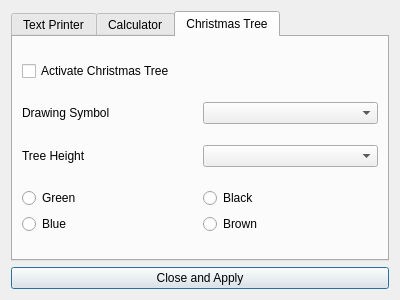
Old version of the form envs/gui_env/src/settings_dialog.ui in the repository bjuergens/automatic-gui-testing.
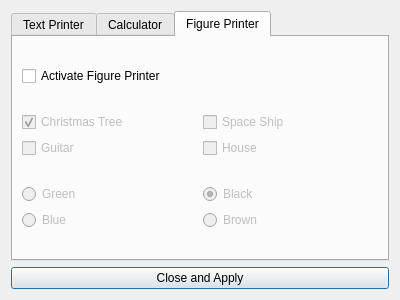
New version of the form. The open tabs and pages were chosen to show the change.

Commit message: Added Figure Printer as a third tab

```diff
--- a/envs/gui_env/src/settings_dialog.ui
+++ b/envs/gui_env/src/settings_dialog.ui
@@ -206,41 +206,68 @@
      </widget>
      <widget class="QWidget" name="christmas_tree_tab">
       <attribute name="title">
-       <string>Christmas Tree</string>
+       <string>Figure Printer</string>
       </attribute>
       <layout class="QVBoxLayout" name="verticalLayout_9">
        <item>
         <widget class="QCheckBox" name="activate_christams_tree_checkbox">
          <property name="text">
-          <string>Activate Christmas Tree</string>
+          <string>Activate Figure Printer</string>
          </property>
         </widget>
        </item>
        <item>
         <layout class="QHBoxLayout" name="horizontalLayout_5">
          <item>
-          <widget class="QLabel" name="label_2">
+          <layout class="QVBoxLayout" name="verticalLayout_13">
+           <item>
+            <widget class="QCheckBox" name="christmas_tree_checkbox">
+             <property name="enabled">
+              <bool>false</bool>
+             </property>
            <property name="text">
-            <string>Drawing Symbol</string>
-           </property>
+              <string>Christmas Tree</string>
+             </property>
+             <property name="checked">
+              <bool>true</bool>
+             </property>
           </widget>
          </item>
          <item>
-          <widget class="QComboBox" name="drawing_symbol_combobox"/>
+            <widget class="QCheckBox" name="guitar_checkbox">
+             <property name="enabled">
+              <bool>false</bool>
+             </property>
+             <property name="text">
+              <string>Guitar</string>
+             </property>
+            </widget>
          </item>
         </layout>
        </item>
        <item>
-        <layout class="QHBoxLayout" name="horizontalLayout_6">
+          <layout class="QVBoxLayout" name="verticalLayout_10">
          <item>
-          <widget class="QLabel" name="label_3">
+            <widget class="QCheckBox" name="space_ship_checkbox">
+             <property name="enabled">
+              <bool>false</bool>
+             </property>
            <property name="text">
-            <string>Tree Height</string>
+              <string>Space Ship</string>
            </property>
           </widget>
          </item>
          <item>
-          <widget class="QComboBox" name="tree_height_combobox"/>
+            <widget class="QCheckBox" name="house_checkbox">
+             <property name="enabled">
+              <bool>false</bool>
+             </property>
+             <property name="text">
+              <string>House</string>
+             </property>
+            </widget>
+           </item>
+          </layout>
          </item>
         </layout>
        </item>
@@ -249,7 +276,10 @@
          <item>
           <layout class="QVBoxLayout" name="verticalLayout_11">
            <item>
-            <widget class="QRadioButton" name="green_tree_color_button">
+            <widget class="QRadioButton" name="green_figure_color_button">
+             <property name="enabled">
+              <bool>false</bool>
+             </property>
              <property name="text">
               <string>Green</string>
              </property>
@@ -259,7 +289,10 @@
             </widget>
            </item>
            <item>
-            <widget class="QRadioButton" name="blue_tree_color_button">
+            <widget class="QRadioButton" name="blue_figure_color_button">
+             <property name="enabled">
+              <bool>false</bool>
+             </property>
              <property name="text">
               <string>Blue</string>
              </property>
@@ -273,17 +306,26 @@
          <item>
           <layout class="QVBoxLayout" name="verticalLayout_12">
            <item>
-            <widget class="QRadioButton" name="black_tree_color_button">
+            <widget class="QRadioButton" name="black_figure_color_button">
+             <property name="enabled">
+              <bool>false</bool>
+             </property>
              <property name="text">
               <string>Black</string>
              </property>
+             <property name="checked">
+              <bool>true</bool>
+             </property>
              <attribute name="buttonGroup">
               <string notr="true">tree_color_button_group</string>
              </attribute>
             </widget>
            </item>
            <item>
-            <widget class="QRadioButton" name="brown_tree_color_button">
+            <widget class="QRadioButton" name="brown_figure_color_button">
+             <property name="enabled">
+              <bool>false</bool>
+             </property>
              <property name="text">
               <string>Brown</string>
              </property>
```
Left out of the diff: 6 changed lines with no effect on the pictures. Lines whose indentation alone changed are shown as unchanged. The commit also changes 5 other files.
